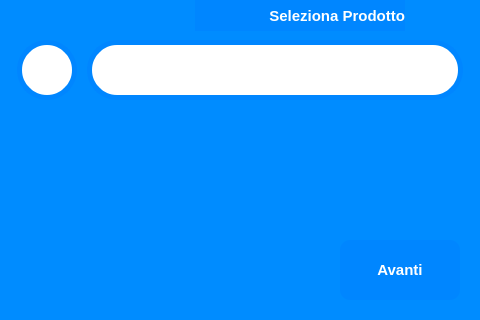
First picture: the form in view/seleziona_prodotto_window.ui, repository ISacchitella/MicroOne_v1.1, before the edit.
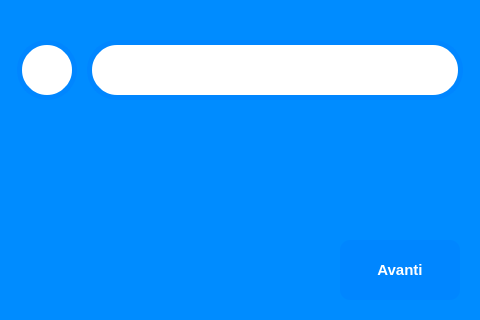
Second picture: the form after the edit. Icons and pictures are not drawn.

The edit to the form file:
```diff
--- a/view/seleziona_prodotto_window.ui
+++ b/view/seleziona_prodotto_window.ui
@@ -74,35 +74,6 @@
     <string/>
    </property>
   </widget>
-  <widget class="QLabel" name="label">
-   <property name="geometry">
-    <rect>
-     <x>195</x>
-     <y>0</y>
-     <width>210</width>
-     <height>31</height>
-    </rect>
-   </property>
-   <property name="font">
-    <font>
-     <family>Segoe UI</family>
-     <pointsize>11</pointsize>
-     <weight>75</weight>
-     <bold>true</bold>
-    </font>
-   </property>
-   <property name="styleSheet">
-    <string notr="true">background-color: rgb(0, 134, 255);
-
-color: rgb(255, 255, 255);</string>
-   </property>
-   <property name="text">
-    <string>Seleziona Prodotto</string>
-   </property>
-   <property name="alignment">
-    <set>Qt::AlignRight|Qt::AlignTrailing|Qt::AlignVCenter</set>
-   </property>
-  </widget>
   <widget class="QLabel" name="label_2">
    <property name="geometry">
     <rect>
```
Left out of the diff: 12 changed lines with no effect on the pictures.
